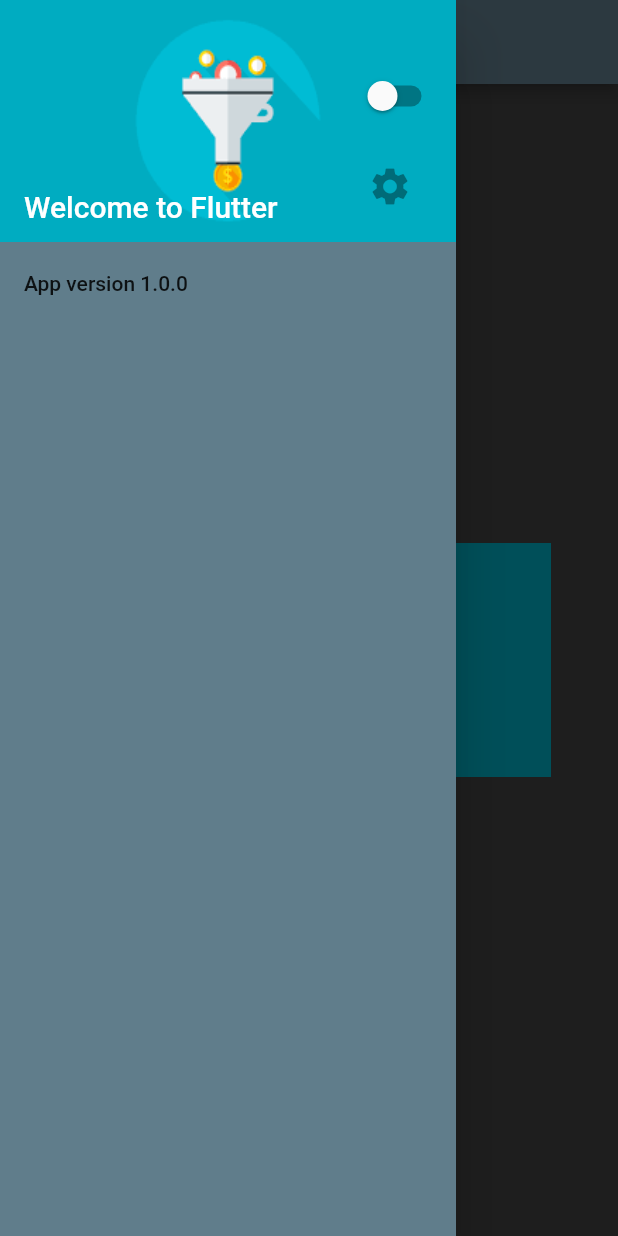
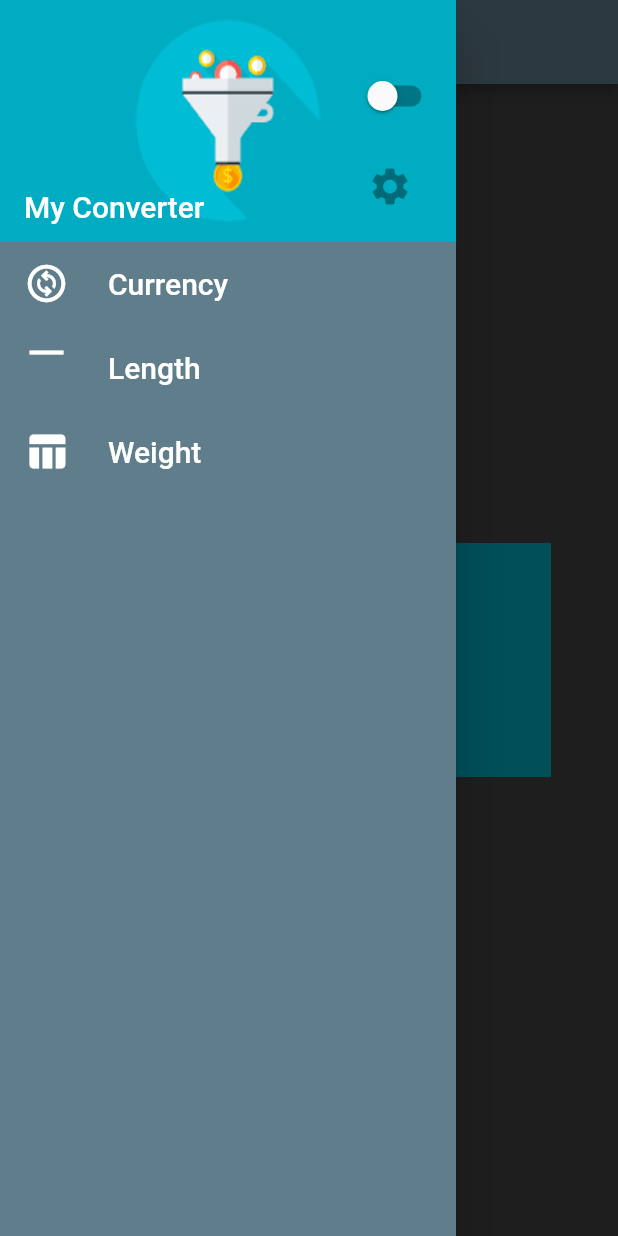
Before and after one commit to MikeAfegbua/unit_converter, a Flutter app: the screen it shows after launch, with the side drawer open, on a phone screen of 412 x 824 dp. Run offline on Flutter 3.47's test engine with Material 2 defaults, Android fonts, the light colour scheme and no system bars.

Commit message:
added navigations

```diff
--- a/lib/components/drawer_head.dart
+++ b/lib/components/drawer_head.dart
@@ -48,7 +48,7 @@
             bottom: 12.0,
             left: 16.0,
             child: Text(
-              "Welcome to Flutter",
+              "My Converter",
               style: TextStyle(
                   color: Colors.white,
                   fontSize: 20.0,
--- /dev/null
+++ b/lib/components/drawer_list_tile.dart
@@ -0,0 +1,32 @@
+import 'package:flutter/material.dart';
+
+class ListTiles extends StatelessWidget {
+  final String listTileName;
+  final IconData myIconName;
+  final Function()? myNavRoute;
+  const ListTiles(
+      {Key? key,
+      required this.listTileName,
+      required this.myIconName,
+      required this.myNavRoute})
+      : super(key: key);
+
+  @override
+  Widget build(BuildContext context) {
+    return ListTile(
+      title: Text(
+        listTileName,
+        style: const TextStyle(
+          fontSize: 20.0,
+          color: Colors.white,
+        ),
+      ),
+      leading: Icon(
+        myIconName,
+        color: Colors.white,
+        size: 30.0,
+      ),
+      onTap: myNavRoute,
+    );
+  }
+}
--- a/lib/main.dart
+++ b/lib/main.dart
@@ -1,5 +1,7 @@
 import 'package:flutter/material.dart';
 import 'home_screen.dart';
+import 'screens/currency.dart';
+import 'screens/weight.dart';
 
 void main() => runApp(const MyApp());
 
@@ -16,6 +18,10 @@
         canvasColor: Colors.blueGrey, //changes the drawer background color
       ),
       home: const Calculator(),
+      routes: {
+        Currency.id: (context) => const Currency(),
+        Weight.id: (context) => const Weight(),
+      },
     );
   }
 }
--- a/lib/navigation_drawer.dart
+++ b/lib/navigation_drawer.dart
@@ -1,5 +1,8 @@
 import 'package:flutter/material.dart';
 import 'components/drawer_head.dart';
+import 'components/drawer_list_tile.dart';
+import 'screens/currency.dart';
+import 'screens/weight.dart';
 
 class NavigationDrawer extends StatefulWidget {
   const NavigationDrawer({Key? key}) : super(key: key);
@@ -16,10 +19,29 @@
         padding: EdgeInsets.zero,
         children: [
           const DrawerHead(),
-          ListTile(
-            title: const Text('App version 1.0.0'),
-            onTap: () {},
+          ListTiles(
+              listTileName: 'Currency',
+              myIconName: Icons.change_circle_outlined,
+              myNavRoute: () {
+                Navigator.pushNamed(
+                  context,
+                  Currency.id,
+                );
+              }),
+          const ListTiles(
+            listTileName: 'Length',
+            myIconName: Icons.maximize,
+            myNavRoute: null,
           ),
+          ListTiles(
+              listTileName: 'Weight',
+              myIconName: Icons.table_chart,
+              myNavRoute: () {
+                Navigator.pushNamed(
+                  context,
+                  Weight.id,
+                );
+              }),
         ],
       ),
     );
--- /dev/null
+++ b/lib/screens/currency.dart
@@ -0,0 +1,25 @@
+import 'package:flutter/material.dart';
+import 'package:phone_calculator/navigation_drawer.dart';
+
+class Currency extends StatefulWidget {
+  const Currency({Key? key}) : super(key: key);
+  static const id = 'currency.dart';
+
+  @override
+  _CurrencyState createState() => _CurrencyState();
+}
+
+class _CurrencyState extends State<Currency> {
+  @override
+  Widget build(BuildContext context) {
+    return Scaffold(
+      appBar: AppBar(
+        title: const Text('Currency'),
+      ),
+      drawer: const NavigationDrawer(),
+      body: const Center(
+        child: Text('Currency Page'),
+      ),
+    );
+  }
+}
--- /dev/null
+++ b/lib/screens/lenght.dart
@@ -0,0 +1,24 @@
+import 'package:flutter/material.dart';
+import 'package:phone_calculator/navigation_drawer.dart';
+
+class Length extends StatefulWidget {
+  const Length({Key? key}) : super(key: key);
+
+  @override
+  _LengthState createState() => _LengthState();
+}
+
+class _LengthState extends State<Length> {
+  @override
+  Widget build(BuildContext context) {
+    return Scaffold(
+      appBar: AppBar(
+        title: const Text('Length'),
+      ),
+      drawer: const NavigationDrawer(),
+      body: const Center(
+        child: Text('Length Page'),
+      ),
+    );
+  }
+}
--- /dev/null
+++ b/lib/screens/weight.dart
@@ -0,0 +1,25 @@
+import 'package:flutter/material.dart';
+import 'package:phone_calculator/navigation_drawer.dart';
+
+class Weight extends StatefulWidget {
+  const Weight({Key? key}) : super(key: key);
+
+  static const id = 'weight.dart';
+  @override
+  _WeightState createState() => _WeightState();
+}
+
+class _WeightState extends State<Weight> {
+  @override
+  Widget build(BuildContext context) {
+    return Scaffold(
+      appBar: AppBar(
+        title: const Text('Weight'),
+      ),
+      drawer: const NavigationDrawer(),
+      body: const Center(
+        child: Text('Weight Page'),
+      ),
+    );
+  }
+}
```
